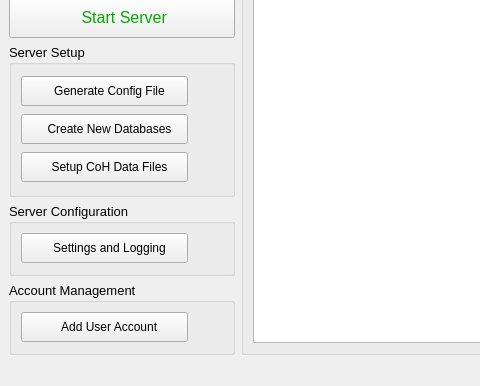
Qt form Projects/CoX/Utilities/SEGSAdmin/SEGSAdminTool.ui (Segs/Segs) before a commit; both pictures show x 0 to 480 and y 209 to 595 of the 1041 by 595 pixel window.
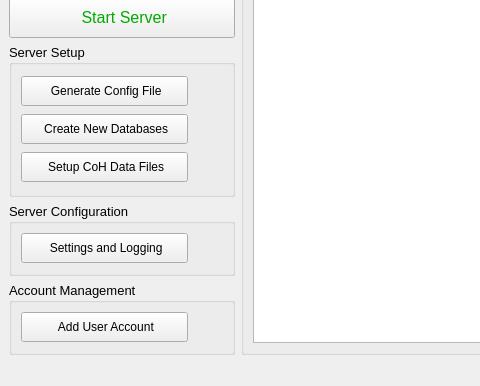
The same form after that commit. Icons and pictures are not drawn.

Patch:
```diff
--- a/Projects/CoX/Utilities/SEGSAdmin/SEGSAdminTool.ui
+++ b/Projects/CoX/Utilities/SEGSAdmin/SEGSAdminTool.ui
@@ -290,7 +290,7 @@
           <string>&lt;html&gt;&lt;head/&gt;&lt;body&gt;&lt;p&gt;Adds a new user account&lt;/p&gt;&lt;/body&gt;&lt;/html&gt;</string>
          </property>
          <property name="text">
-          <string>   Add User Account</string>
+          <string> Add User Account</string>
          </property>
          <property name="icon">
           <iconset resource="resources.qrc">
@@ -454,7 +454,7 @@
           <bool>false</bool>
          </property>
          <property name="text">
-          <string>   Generate Config File</string>
+          <string> Generate Config File</string>
          </property>
          <property name="icon">
           <iconset resource="resources.qrc">
@@ -513,7 +513,7 @@
           </font>
          </property>
          <property name="text">
-          <string>   Setup CoH Data Files</string>
+          <string> Setup CoH Data Files</string>
          </property>
          <property name="icon">
           <iconset resource="resources.qrc">
@@ -550,7 +550,7 @@
           </font>
          </property>
          <property name="text">
-          <string>   Create New Databases</string>
+          <string> Create New Databases</string>
          </property>
          <property name="icon">
           <iconset resource="resources.qrc">
@@ -629,7 +629,7 @@
           <string>&lt;html&gt;&lt;head/&gt;&lt;body&gt;&lt;p&gt;IP configuration and logging&lt;/p&gt;&lt;/body&gt;&lt;/html&gt;</string>
          </property>
          <property name="text">
-          <string>   Settings and Logging</string>
+          <string> Settings and Logging</string>
          </property>
          <property name="icon">
           <iconset resource="resources.qrc">
```
